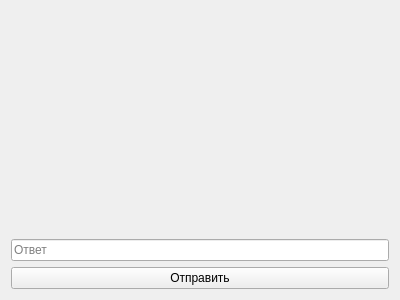
Old version of the form client_src/src/Window/StudentTaskWindow.ui in the repository glbzhrnv/Project-221-353.
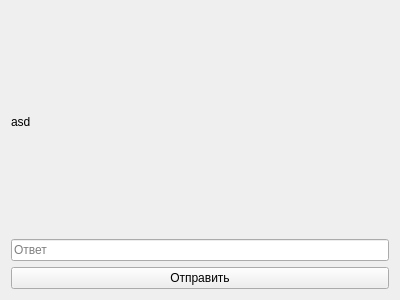
New version of the form.

Patch:
```diff
--- a/client_src/src/Window/StudentTaskWindow.ui
+++ b/client_src/src/Window/StudentTaskWindow.ui
@@ -17,7 +17,7 @@
    <item>
     <widget class="QLabel" name="Content">
      <property name="text">
-      <string/>
+      <string>asd</string>
      </property>
     </widget>
    </item>
```
